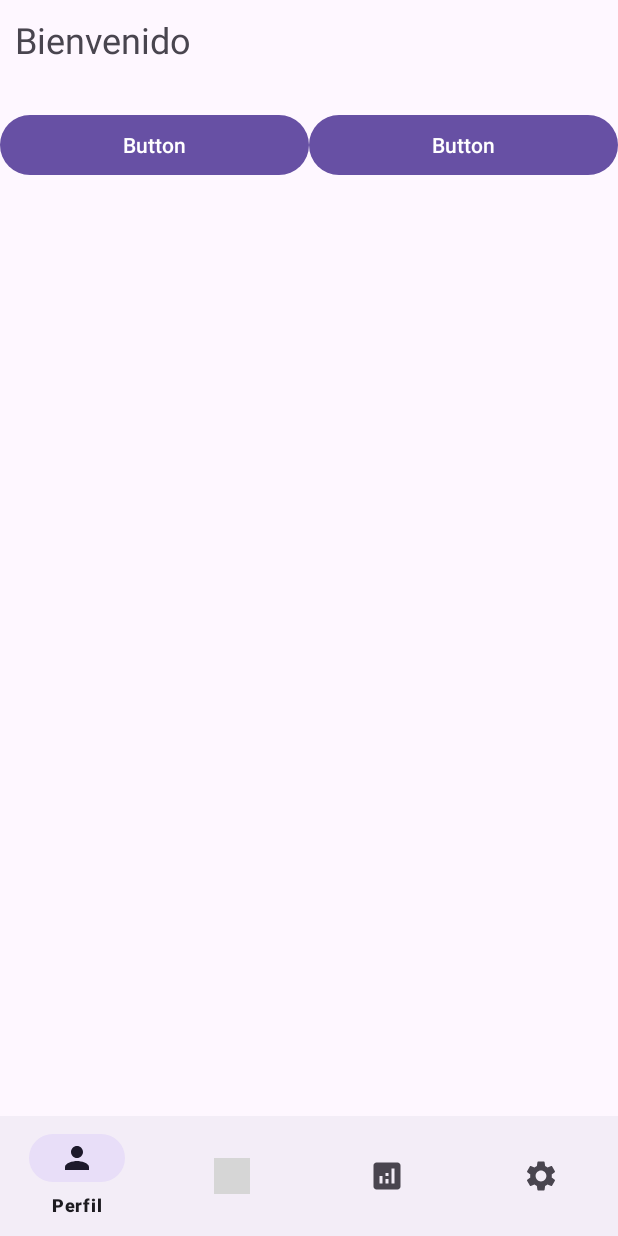
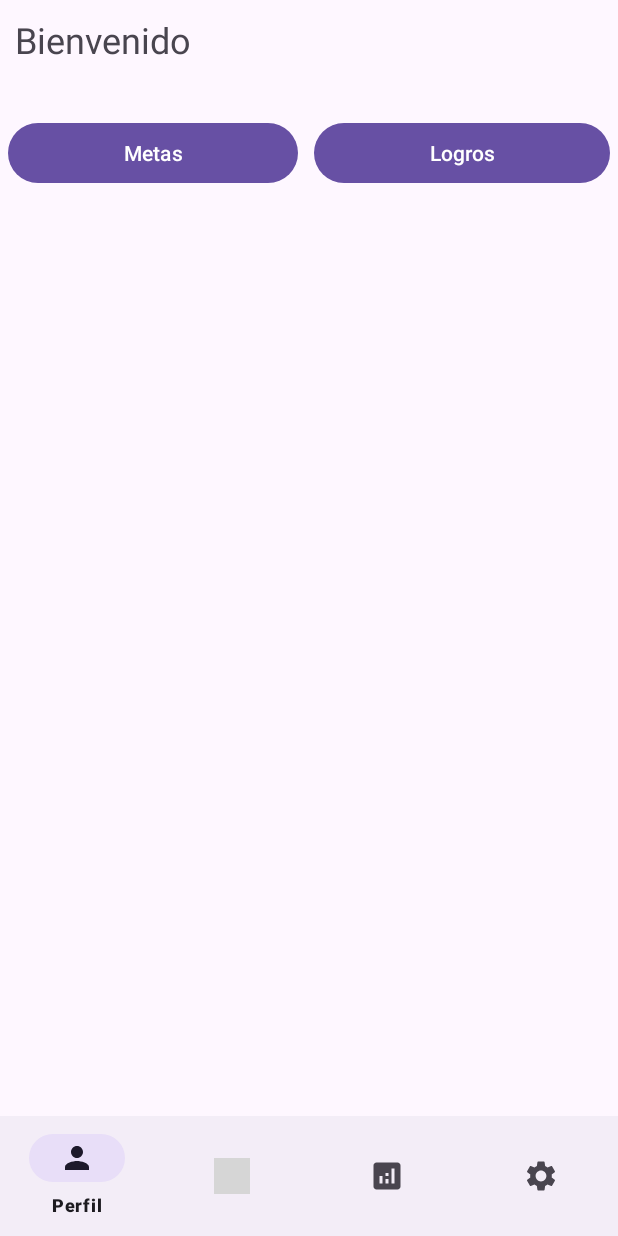
Before and after one commit to Lossani/PressurelessHealth, an Android app: the screen it shows after launch (MainActivity), on a phone screen of 412 x 824 dp. Run offline under Robolectric (Android 15) with nearby library versions, the phone set to English and light mode, and no system bars; our stand-ins replace CircleImageView; 1 statement that could not run was skipped; grey boxes are pictures that could not be loaded.

Commit message:
Feature: add User model and services.

```diff
--- a/app/src/main/java/com/xempre/pressurelesshealth/interfaces/RecordService.java
+++ b/app/src/main/java/com/xempre/pressurelesshealth/interfaces/MeasurementService.java
@@ -10,7 +10,7 @@ import retrofit2.http.GET;
 import retrofit2.http.POST;
 import retrofit2.http.Path;
 
-public interface RecordService {
+public interface MeasurementService {
     @GET("measurements/{id}")
     public Call<Measurement> find(@Path("id") String id);
 
--- /dev/null
+++ b/app/src/main/java/com/xempre/pressurelesshealth/interfaces/UserService.java
@@ -0,0 +1,22 @@
+package com.xempre.pressurelesshealth.interfaces;
+
+import com.xempre.pressurelesshealth.models.Measurement;
+import com.xempre.pressurelesshealth.models.User;
+
+import java.util.List;
+
+import retrofit2.Call;
+import retrofit2.http.Body;
+import retrofit2.http.GET;
+import retrofit2.http.POST;
+import retrofit2.http.Path;
+
+public interface UserService {
+    @GET("users/all/{id}/")
+    public Call<User> getUserById(@Path("id") int id);
+
+    @GET("users/all/")
+    public Call<List<User>> getAll();
+    @POST("users/all/")
+    public Call<User> save(@Body Measurement measurement);
+}
--- a/app/src/main/java/com/xempre/pressurelesshealth/views/AddMeasurement.java
+++ b/app/src/main/java/com/xempre/pressurelesshealth/views/AddMeasurement.java
@@ -19,7 +19,7 @@ import com.xempre.pressurelesshealth.MainActivity;
 import com.xempre.pressurelesshealth.api.GoogleFitApi;
 import com.xempre.pressurelesshealth.api.GoogleFitCallback;
 import com.xempre.pressurelesshealth.databinding.ActivityAddMeasurementBinding;
-import com.xempre.pressurelesshealth.interfaces.RecordService;
+import com.xempre.pressurelesshealth.interfaces.MeasurementService;
 import com.xempre.pressurelesshealth.models.Measurement;
 
 import java.text.SimpleDateFormat;
@@ -116,7 +116,7 @@ public class AddMeasurement extends Fragment {
                 // at last we are building our retrofit builder.
                 .build();
         // below line is to create an instance for our retrofit api class.
-        RecordService recordService = retrofit.create(RecordService.class);
+        MeasurementService measurementService = retrofit.create(MeasurementService.class);
 //        Toast.makeText(getContext(), "Data added to API", Toast.LENGTH_SHORT).show();
         // passing data from our text fields to our modal class.
 //        Date date = new Date();
@@ -128,7 +128,7 @@ public class AddMeasurement extends Fragment {
         Measurement measurement = new Measurement(2, sr, dr);
 
         // calling a method to create a post and passing our modal class.
-        Call<Measurement> call = recordService.save(measurement);
+        Call<Measurement> call = measurementService.save(measurement);
 
         // on below line we are executing our method.
         call.enqueue(new Callback<Measurement>() {
--- a/app/src/main/java/com/xempre/pressurelesshealth/views/profile/UserProfile.java
+++ b/app/src/main/java/com/xempre/pressurelesshealth/views/profile/UserProfile.java
@@ -1,19 +1,40 @@
 package com.xempre.pressurelesshealth.views.profile;
 
+import android.graphics.Bitmap;
+import android.graphics.BitmapFactory;
 import android.os.Bundle;
 
 import androidx.annotation.NonNull;
 import androidx.annotation.Nullable;
 import androidx.fragment.app.Fragment;
 
+import android.util.Log;
 import android.view.LayoutInflater;
 import android.view.View;
 import android.view.ViewGroup;
 import android.widget.EditText;
+import android.widget.Toast;
 
 import com.xempre.pressurelesshealth.MainActivity;
 import com.xempre.pressurelesshealth.api.GoogleFitApi;
 import com.xempre.pressurelesshealth.databinding.FragmentUserProfileBinding;
+import com.xempre.pressurelesshealth.interfaces.MeasurementService;
+import com.xempre.pressurelesshealth.interfaces.UserService;
+import com.xempre.pressurelesshealth.models.Measurement;
+import com.xempre.pressurelesshealth.models.User;
+
+import java.io.IOException;
+import java.io.InputStream;
+import java.net.HttpURLConnection;
+import java.net.URL;
+import java.text.SimpleDateFormat;
+import java.util.Date;
+
+import retrofit2.Call;
+import retrofit2.Callback;
+import retrofit2.Response;
+import retrofit2.Retrofit;
+import retrofit2.converter.gson.GsonConverterFactory;
 
 public class UserProfile extends Fragment {
 
@@ -21,6 +42,7 @@ public class UserProfile extends Fragment {
     EditText sys;
     EditText dis;
 
+    User user;
     MainActivity mainViewActivity;
     GoogleFitApi googleFitApi;
 
@@ -43,11 +65,28 @@ public class UserProfile extends Fragment {
     ) {
 
         binding = FragmentUserProfileBinding.inflate(inflater, container, false);
-
+        //binding.imageView.setImageBitmap(getBitmapFromURL("https://static.vecteezy.com/system/resources/previews/008/442/086/non_2x/illustration-of-human-icon-user-symbol-icon-modern-design-on-blank-background-free-vector.jpg"));
+        loadUserData();
         return binding.getRoot();
 
     }
-
+    public static Bitmap getBitmapFromURL(String src) {
+        try {
+            Log.e("src",src);
+            URL url = new URL(src);
+            HttpURLConnection connection = (HttpURLConnection) url.openConnection();
+            connection.setDoInput(true);
+            connection.connect();
+            InputStream input = connection.getInputStream();
+            Bitmap myBitmap = BitmapFactory.decodeStream(input);
+            Log.e("Bitmap","returned");
+            return myBitmap;
+        } catch (IOException e) {
+            e.printStackTrace();
+            Log.e("Exception",e.getMessage());
+            return null;
+        }
+    }
     public void onViewCreated(@NonNull View view, Bundle savedInstanceState) {
         super.onViewCreated(view, savedInstanceState);
 
@@ -67,6 +106,61 @@ public class UserProfile extends Fragment {
 //        });
     }
 
+    public void loadUserData(){
+        Retrofit retrofit = new Retrofit.Builder()
+                .baseUrl("https://health.xempre.com")
+                // as we are sending data in json format so
+                // we have to add Gson converter factory
+                .addConverterFactory(GsonConverterFactory.create())
+                // at last we are building our retrofit builder.
+                .build();
+        // below line is to create an instance for our retrofit api class.
+        UserService userService = retrofit.create(UserService.class);
+//        Toast.makeText(getContext(), "Data added to API", Toast.LENGTH_SHORT).show();
+        // passing data from our text fields to our modal class.
+//        Date date = new Date();
+
+        // calling a method to create a post and passing our modal class.
+        Call<User> call = userService.getUserById(2);
+
+        // on below line we are executing our method.
+        call.enqueue(new Callback<User>() {
+            @Override
+            public void onResponse(Call<User> call, Response<User> response) {
+                // this method is called when we get response from our api.
+//                // below line is for hiding our progress bar.
+//                loadingPB.setVisibility(View.GONE);
+//
+//                // on below line we are setting empty text
+//                // to our both edit text.
+//                jobEdt.setText("");
+//                nameEdt.setText("");
+
+                // we are getting response from our body
+                // and passing it to our modal class.
+                user = response.body();
+                binding.textView5.setText("Bienvenido " + user.getUsername());
+
+
+//                // on below line we are getting our data from modal class and adding it to our string.
+                String responseString = "Response Code : " + response.code() + "\nName : "  + "\n" + "Job : ";
+
+//                // below line we are setting our
+//                // string to our text view.
+//                message.setText(responseString);
+            }
+
+            @Override
+            public void onFailure(Call<User> call, Throwable t) {
+                Toast.makeText(getContext(), "ERROR"+t.toString(), Toast.LENGTH_LONG).show();
+
+                // setting text to our text view when
+                // we get error response from API.
+//                responseTV.setText("Error found is : " + t.getMessage());
+            }
+        });
+    }
+
     @Override
     public void onDestroyView() {
         super.onDestroyView();
--- a/app/src/main/java/com/xempre/pressurelesshealth/views/reports/MeasurementList/MeasurementList.java
+++ b/app/src/main/java/com/xempre/pressurelesshealth/views/reports/MeasurementList/MeasurementList.java
@@ -14,7 +14,7 @@ import android.widget.Toast;
 import com.github.mikephil.charting.charts.LineChart;
 import com.github.mikephil.charting.data.Entry;
 import com.xempre.pressurelesshealth.databinding.ActivityListMeasurementBinding;
-import com.xempre.pressurelesshealth.interfaces.RecordService;
+import com.xempre.pressurelesshealth.interfaces.MeasurementService;
 import com.xempre.pressurelesshealth.models.Measurement;
 
 import java.util.ArrayList;
@@ -77,10 +77,10 @@ public class MeasurementList extends Fragment {
                     .baseUrl("https://health.xempre.com")
                     .addConverterFactory(GsonConverterFactory.create())
                     .build();
-            RecordService recordService = retrofit.create(RecordService.class);
+            MeasurementService measurementService = retrofit.create(MeasurementService.class);
 
             // calling a method to create a post and passing our modal class.
-            Call<List<Measurement>> call = recordService.getAll();
+            Call<List<Measurement>> call = measurementService.getAll();
 
             // on below line we are executing our method.
             call.enqueue(new Callback<List<Measurement>>() {
--- a/app/src/main/java/com/xempre/pressurelesshealth/views/settings/SettingsFragment.java
+++ b/app/src/main/java/com/xempre/pressurelesshealth/views/settings/SettingsFragment.java
@@ -7,7 +7,6 @@ import androidx.preference.PreferenceFragmentCompat;
 import com.xempre.pressurelesshealth.R;
 
 public class SettingsFragment extends PreferenceFragmentCompat {
-
     @Override
     public void onCreatePreferences(Bundle savedInstanceState, String rootKey) {
         setPreferencesFromResource(R.xml.root_preferences, rootKey);
--- a/app/src/main/res/layout/fragment_user_profile.xml
+++ b/app/src/main/res/layout/fragment_user_profile.xml
@@ -41,15 +41,17 @@
             android:id="@+id/button2"
             android:layout_width="wrap_content"
             android:layout_height="wrap_content"
+            android:layout_margin="5dp"
             android:layout_weight="1"
-            android:text="Button" />
+            android:text="Metas" />
 
         <Button
-            android:id="@+id/button"
+            android:id="@+id/btnLogros"
             android:layout_width="wrap_content"
             android:layout_height="wrap_content"
+            android:layout_margin="5dp"
             android:layout_weight="1"
-            android:text="Button" />
+            android:text="Logros" />
     </LinearLayout>
 
     <FrameLayout
```
Also changed, not shown: app/src/main/java/com/xempre/pressurelesshealth/models/User.java (added, +22 -0 lines).
